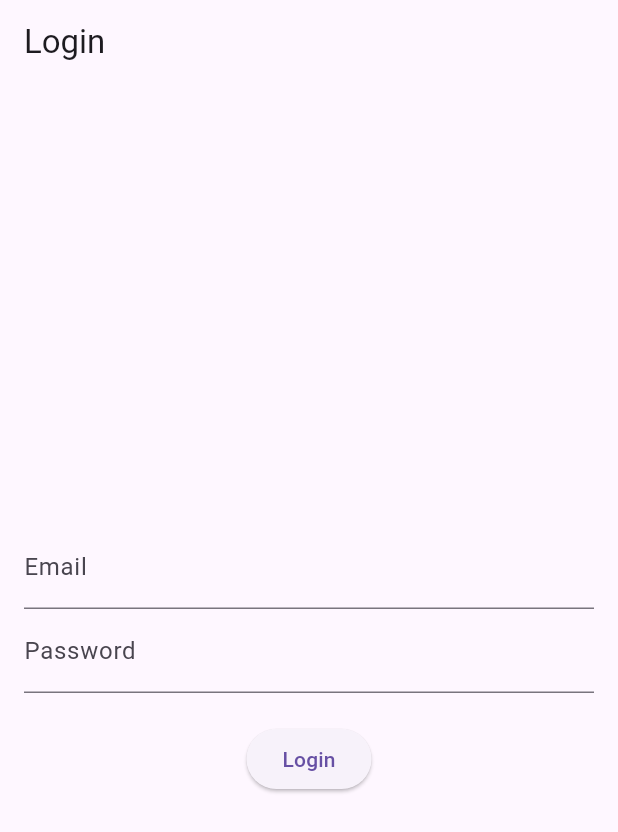
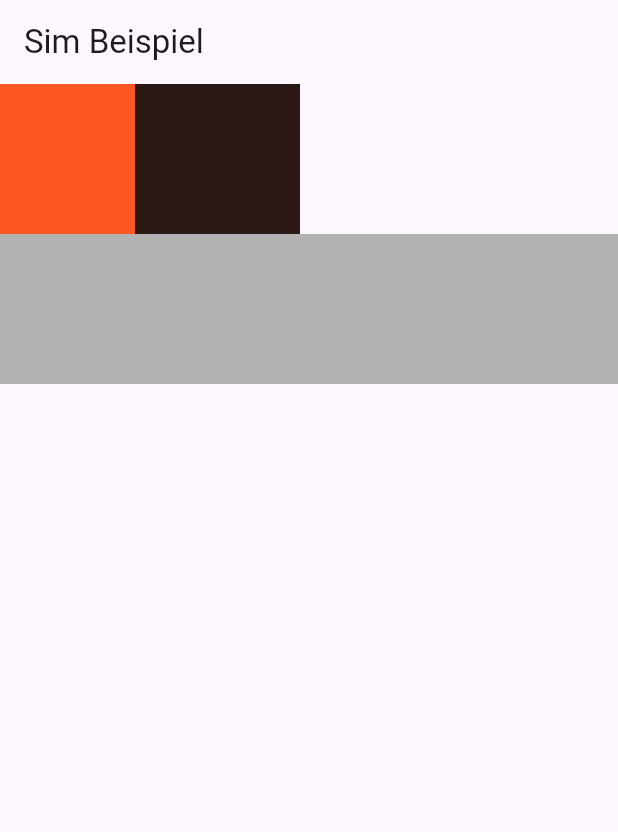
Before and after one commit to pedro420b/flutteraiwebtest, a Flutter app: the screen it shows after launch, on a phone screen of 412 x 824 dp. Shown: the top 832 px of the screen. Run offline on Flutter 3.47's test engine with Material 3 defaults, Android fonts, the phone set to English and light mode, and no system bars; our stand-ins replace bloc, cloud_firestore, equatable, firebase_auth, firebase_core, flutter_bloc and 2 more; accounts and stored records are empty.

Commit message:
ba9i tts

```diff
--- a/lib/main.dart
+++ b/lib/main.dart
@@ -4,6 +4,7 @@ import 'package:flutteraiwebtest/pages/login_page.dart';
 import 'package:flutteraiwebtest/pages/profilepage.dart';
 import 'package:flutteraiwebtest/pages/signup_page.dart';
 import 'package:flutteraiwebtest/pages/splash_page.dart';
+import 'package:flutteraiwebtest/pruefungsimu/beispiel.dart';
 
 import 'pages/home_page.dart';
 
@@ -37,7 +38,8 @@ class MyApp extends StatelessWidget {
         '/login': (context) => const LoginPage(),
         '/home': (context) => const HomePage(),
         '/signup': (context) => const RegistrationScreen(),
-        '/benutzerseite': (context) =>   ProfilePage(),
+        '/benutzerseite': (context) =>  const  ProfilePage(),
+        '/beispiel':(context) => const Beispiel(),
 
       },
     );
--- a/lib/pages/splash_page.dart
+++ b/lib/pages/splash_page.dart
@@ -17,9 +17,9 @@ class _SplashScreenState extends State<SplashScreen> {
 
   }
     _navigateToHome() async {
-    await Future.delayed(const Duration(seconds: 3), () {});
+    await Future.delayed(const Duration(seconds: 5), () {});
     // ignore: use_build_context_synchronously
-    Navigator.pushReplacementNamed(context, '/login'); // Navigating to home
+    Navigator.pushReplacementNamed(context, '/beispiel'); // Navigating to home
   }
 
   @override
--- /dev/null
+++ b/lib/pruefungsimu/beispiel.dart
@@ -0,0 +1,57 @@
+import 'package:flutter/material.dart';
+import 'package:flutter_tts/flutter_tts.dart';
+class Beispiel extends StatefulWidget {
+  const Beispiel({super.key});
+
+  @override
+  State<Beispiel> createState() => _BeispielState();
+}
+
+
+enum TtsState { playing, stopped, paused, continued }
+
+class _BeispielState extends State<Beispiel> {
+
+  FlutterTts tts1 = FlutterTts();
+
+  @override
+  Widget build(BuildContext context) {
+    return MaterialApp(
+     home: Scaffold(
+      appBar: AppBar(
+        title: const Text("Sim Beispiel"),
+      ),
+      body: Column(
+        children: <Widget> [
+          Row(
+            children: [
+              Container(
+                height: 100,
+                width: 90,
+                decoration: const BoxDecoration(
+                  color: Colors.deepOrange,
+                ),
+              ),
+                Container(
+                height: 100,
+                width: 110,
+                decoration: const BoxDecoration(
+                  color: Color.fromARGB(255, 41, 24, 19),
+                ),
+              ),
+            ],
+          ),
+            Container(
+            height: 100,
+            decoration: const BoxDecoration(
+              color: Color.fromARGB(255, 178, 178, 178),
+            ),
+          )
+
+        ],
+      ),
+     ),
+
+    );
+  }
+}
--- a/pubspec.yaml
+++ b/pubspec.yaml
@@ -19,6 +19,7 @@ dependencies:
   bloc: ^8.1.4
   shared_preferences: ^2.3.2
   cloud_firestore: ^5.4.2
+  flutter_tts: ^4.0.2
 
 dev_dependencies:
   flutter_test:
```
Also changed, not shown: pubspec.lock, 3 other files.
